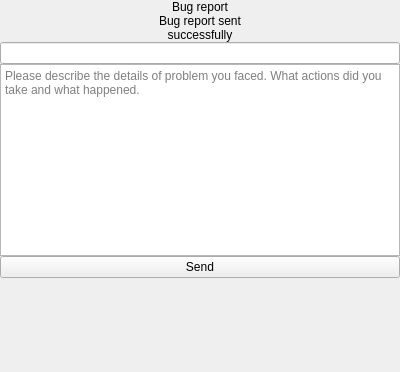
The window that vpn/ui/ui/DiveVPN/BugReportScreen.ui (demlabs-cellframe/dap-ui-sdk) describes before a commit, drawn with Qt 5.
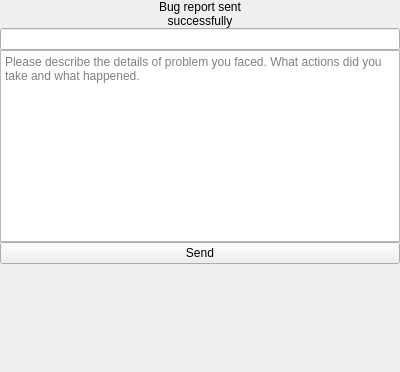
The same window after the commit. Custom widgets are drawn as their Qt base class.

Commit message: [*]Account screen

Diff of the .ui file:
```diff
--- a/vpn/ui/ui/DiveVPN/BugReportScreen.ui
+++ b/vpn/ui/ui/DiveVPN/BugReportScreen.ui
@@ -62,16 +62,6 @@
         <property name="spacing">
          <number>0</number>
         </property>
-        <item>
-         <widget class="QLabel" name="lblCaption">
-          <property name="text">
-           <string>Bug report</string>
-          </property>
-          <property name="alignment">
-           <set>Qt::AlignCenter</set>
-          </property>
-         </widget>
-        </item>
         <item>
          <widget class="CustomLineHeightLabel" name="lblStatusMessage">
           <property name="text">
```
The commit also changes 4 other files.
